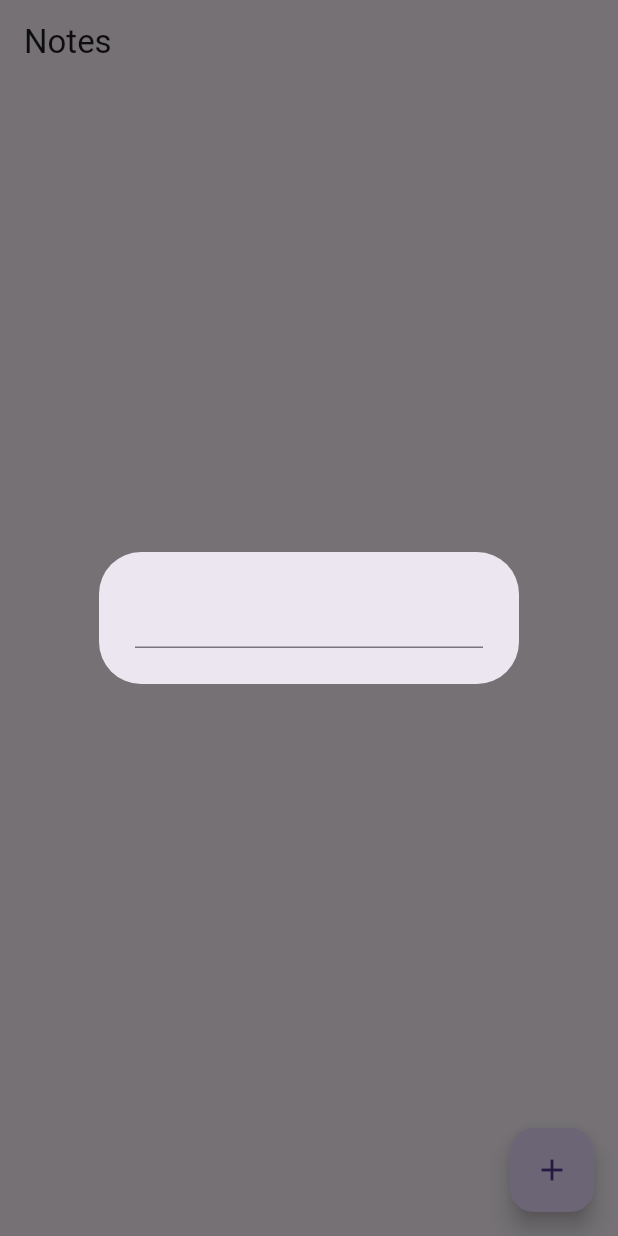
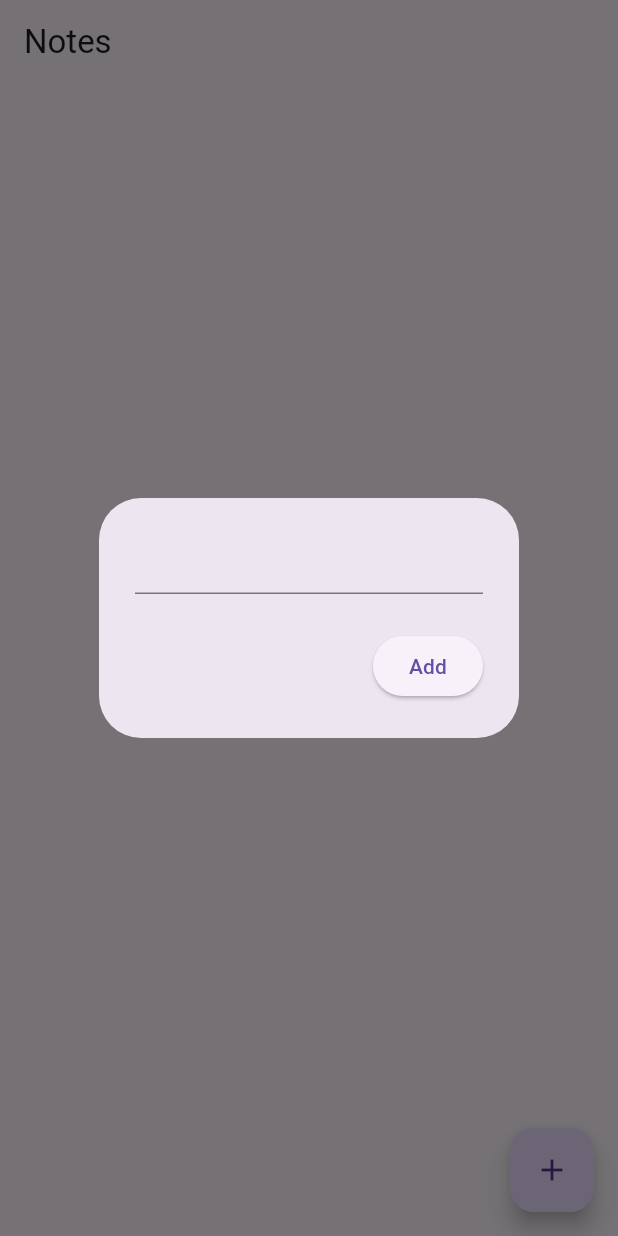
Before and after one commit to Victor-Zarzar/crud-flutter, a Flutter app: the screen it shows after launch, after a tap on the "add" icon, on a phone screen of 412 x 824 dp. Run offline on Flutter 3.47's test engine with Material 3 defaults, Android fonts, the phone set to English and light mode, and no system bars; our stand-ins replace cloud_firestore, firebase_core; accounts and stored records are empty; generated files the repository leaves out were written again.

Commit message:
add function ad note

```diff
--- a/lib/pages/home_page.dart
+++ b/lib/pages/home_page.dart
@@ -8,10 +8,22 @@ class HomePage extends StatefulWidget {
 }
 
 class _HomePageState extends State<HomePage> {
+  final TextEditingController textController = TextEditingController();
+
   void openNoteBox() {
     showDialog(
         context: context,
-        builder: (context) => const AlertDialog(content: TextField()));
+        builder: (context) => AlertDialog(
+              content: TextField(
+                controller: textController,
+              ),
+              actions: [
+                ElevatedButton(
+                  onPressed: () {},
+                  child: const Text('Add'),
+                )
+              ],
+            ));
   }
 
   @override
```
